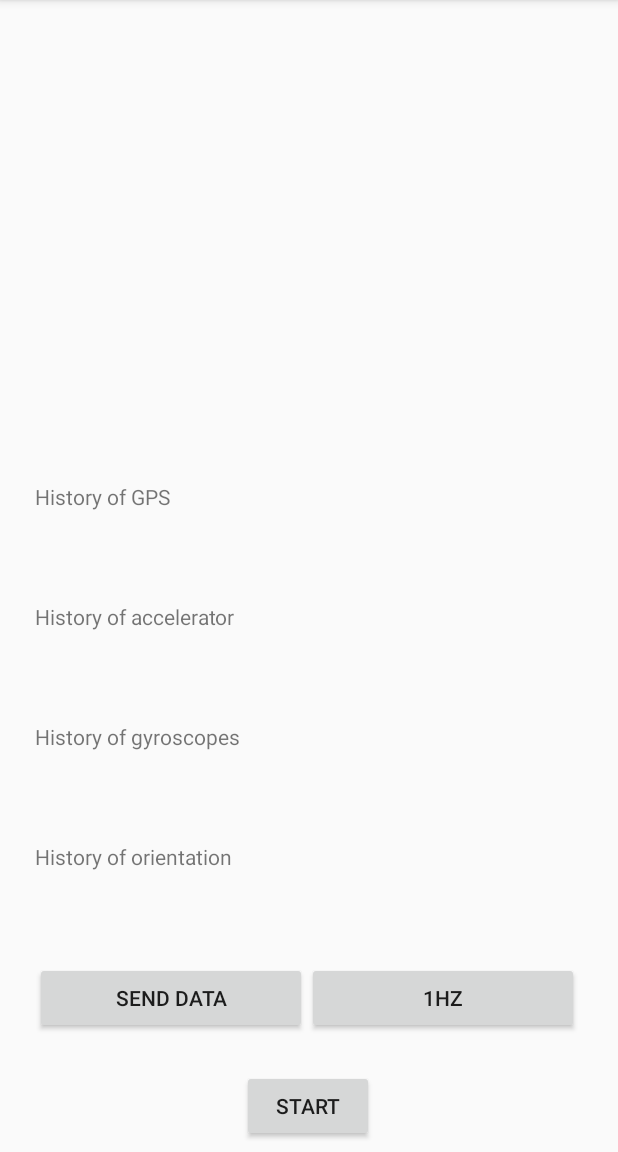
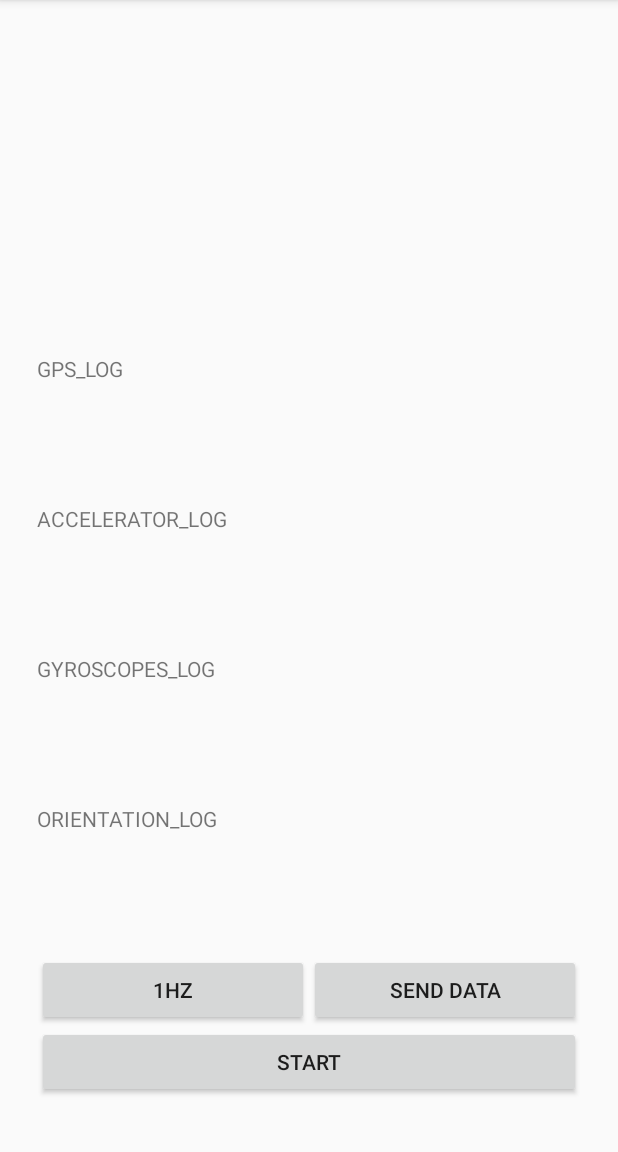
Before and after one commit to xuan85426/OBU_datarecorder, an Android app: the screen it shows after launch (MainActivity), on a phone screen of 412 x 824 dp, the part 84-1236 px from its top. Run offline under Robolectric (Android 15) with nearby library versions, the phone set to English and light mode, and no system bars.

```diff
--- a/app/build.gradle
+++ b/app/build.gradle
@@ -26,4 +26,5 @@ dependencies {
     testImplementation 'junit:junit:4.12'
     androidTestImplementation 'androidx.test.ext:junit:1.1.0'
     androidTestImplementation 'androidx.test.espresso:espresso-core:3.1.1'
+    implementation 'androidx.legacy:legacy-support-v4:1.0.0'
 }
--- a/app/src/main/res/layout/activity_main.xml
+++ b/app/src/main/res/layout/activity_main.xml
@@ -5,12 +5,30 @@
     android:layout_width="match_parent"
     android:layout_height="match_parent"
     tools:context=".MainActivity">
+    <LinearLayout
+        android:layout_width="match_parent"
+        android:layout_height="match_parent"
+        android:orientation="horizontal"
+        app:layout_constraintBottom_toBottomOf="parent"
+        app:layout_constraintTop_toTopOf="parent"
+        tools:layout_editor_absoluteX="1dp">
+
+        <ScrollView
+            android:id="@+id/scrollView3"
+            android:layout_width="match_parent"
+            android:layout_height="match_parent"
+            app:layout_constraintBottom_toBottomOf="parent"
+            app:layout_constraintEnd_toEndOf="parent"
+            app:layout_constraintHorizontal_bias="1.0"
+            app:layout_constraintStart_toStartOf="parent"
+            app:layout_constraintTop_toTopOf="parent"
+            app:layout_constraintVertical_bias="0.988">
 
             <TableLayout
                 android:id="@+id/tableLayout"
-        android:layout_width="365dp"
-        android:layout_height="645dp"
-        app:layout_constraintBottom_toBottomOf="parent"
+                android:layout_width="wrap_content"
+                android:layout_height="wrap_content"
+                android:layout_gravity="center"
                 app:layout_constraintEnd_toEndOf="parent"
                 app:layout_constraintStart_toStartOf="parent"
                 app:layout_constraintTop_toTopOf="parent">
@@ -20,16 +38,16 @@
                     android:layout_height="match_parent">
 
                     <TextView
-                android:id="@+id/lblOutput"
+                        android:id="@+id/lblGPS"
                         android:layout_width="181dp"
-                android:layout_height="130dp"
+                        android:layout_height="100dp"
                         tools:layout_editor_absoluteX="20dp"
                         tools:layout_editor_absoluteY="34dp" />
 
                     <TextView
-                android:id="@+id/lblOutput2"
+                        android:id="@+id/lblori"
                         android:layout_width="181dp"
-                android:layout_height="130dp"
+                        android:layout_height="100dp"
                         tools:layout_editor_absoluteX="217dp"
                         tools:layout_editor_absoluteY="30dp" />
                 </TableRow>
@@ -41,14 +59,14 @@
                     <TextView
                         android:id="@+id/lblAcc"
                         android:layout_width="181dp"
-                android:layout_height="130dp"
+                        android:layout_height="100dp"
                         tools:layout_editor_absoluteX="20dp"
                         tools:layout_editor_absoluteY="140dp" />
 
                     <TextView
                         android:id="@+id/lblgyro"
                         android:layout_width="181dp"
-                android:layout_height="130dp"
+                        android:layout_height="100dp"
                         tools:layout_editor_absoluteX="185dp"
                         tools:layout_editor_absoluteY="140dp" />
                 </TableRow>
@@ -58,14 +76,15 @@
                     android:layout_height="match_parent">
 
                     <TextView
-                android:id="@+id/lblRecord"
+                        android:id="@+id/lblRecord_gps"
                         android:layout_width="wrap_content"
-                android:layout_height="80dp"
+                        android:layout_height="100dp"
                         android:layout_span="2"
                         android:scrollbars="vertical"
-                android:text="History of GPS\n"
+                        android:text="GPS_LOG\n"
                         tools:layout_editor_absoluteX="5dp"
                         tools:layout_editor_absoluteY="299dp" />
+
                 </TableRow>
 
                 <TableRow
@@ -75,10 +94,10 @@
                     <TextView
                         android:id="@+id/lblRecord_acc"
                         android:layout_width="wrap_content"
-                android:layout_height="80dp"
+                        android:layout_height="100dp"
                         android:layout_span="2"
                         android:scrollbars="vertical"
-                android:text="History of accelerator\n"
+                        android:text="ACCELERATOR_LOG\n"
                         tools:layout_editor_absoluteX="20dp"
                         tools:layout_editor_absoluteY="405dp" />
                 </TableRow>
@@ -90,10 +109,10 @@
                     <TextView
                         android:id="@+id/lblRecord_gyro"
                         android:layout_width="wrap_content"
-                android:layout_height="80dp"
+                        android:layout_height="100dp"
                         android:layout_span="2"
                         android:scrollbars="vertical"
-                android:text="History of gyroscopes\n"
+                        android:text="GYROSCOPES_LOG\n"
                         tools:layout_editor_absoluteX="20dp"
                         tools:layout_editor_absoluteY="520dp" />
                 </TableRow>
@@ -105,10 +124,10 @@
                     <TextView
                         android:id="@+id/lblRecord_ori"
                         android:layout_width="wrap_content"
-                android:layout_height="80dp"
+                        android:layout_height="100dp"
                         android:layout_span="2"
                         android:scrollbars="vertical"
-                android:text="History of orientation\n"
+                        android:text="ORIENTATION_LOG\n"
                         tools:layout_editor_absoluteX="20dp"
                         tools:layout_editor_absoluteY="520dp" />
 
@@ -119,6 +138,14 @@
                     android:layout_height="match_parent">
 
                     <Button
+                        android:id="@+id/btn_freq"
+                        android:layout_width="wrap_content"
+                        android:layout_height="wrap_content"
+                        android:text="1HZ"
+                        tools:layout_editor_absoluteX="21dp"
+                        tools:layout_editor_absoluteY="736dp" />
+
+                    <Button
                         android:id="@+id/btn_copy"
                         android:layout_width="wrap_content"
                         android:layout_height="wrap_content"
@@ -127,23 +154,11 @@
                         tools:layout_editor_absoluteX="264dp"
                         tools:layout_editor_absoluteY="735dp" />
 
-
-            <Button
-                android:id="@+id/button"
-                android:layout_width="wrap_content"
-                android:layout_height="wrap_content"
-                android:text="1HZ"
-                tools:layout_editor_absoluteX="21dp"
-                tools:layout_editor_absoluteY="736dp" />
                 </TableRow>
 
                 <TableRow
-            android:layout_width="match_parent"
-            android:layout_height="match_parent">
-
-        </TableRow>
-
-    </TableLayout>
+                    android:layout_width="wrap_content"
+                    android:layout_height="wrap_content">
 
                     <Button
                         android:id="@+id/btn_start"
@@ -156,4 +171,9 @@
                         app:layout_constraintHorizontal_bias="0.498"
                         app:layout_constraintStart_toStartOf="parent"
                         app:layout_constraintTop_toBottomOf="@+id/tableLayout" />
+                </TableRow>
+
+            </TableLayout>
+        </ScrollView>
+    </LinearLayout>
 </androidx.constraintlayout.widget.ConstraintLayout>
```
Also changed, not shown: app/src/main/java/com/example/obu_v2/MainActivity.java (+143 -84 lines). Lines whose indentation alone changed are shown as unchanged.
